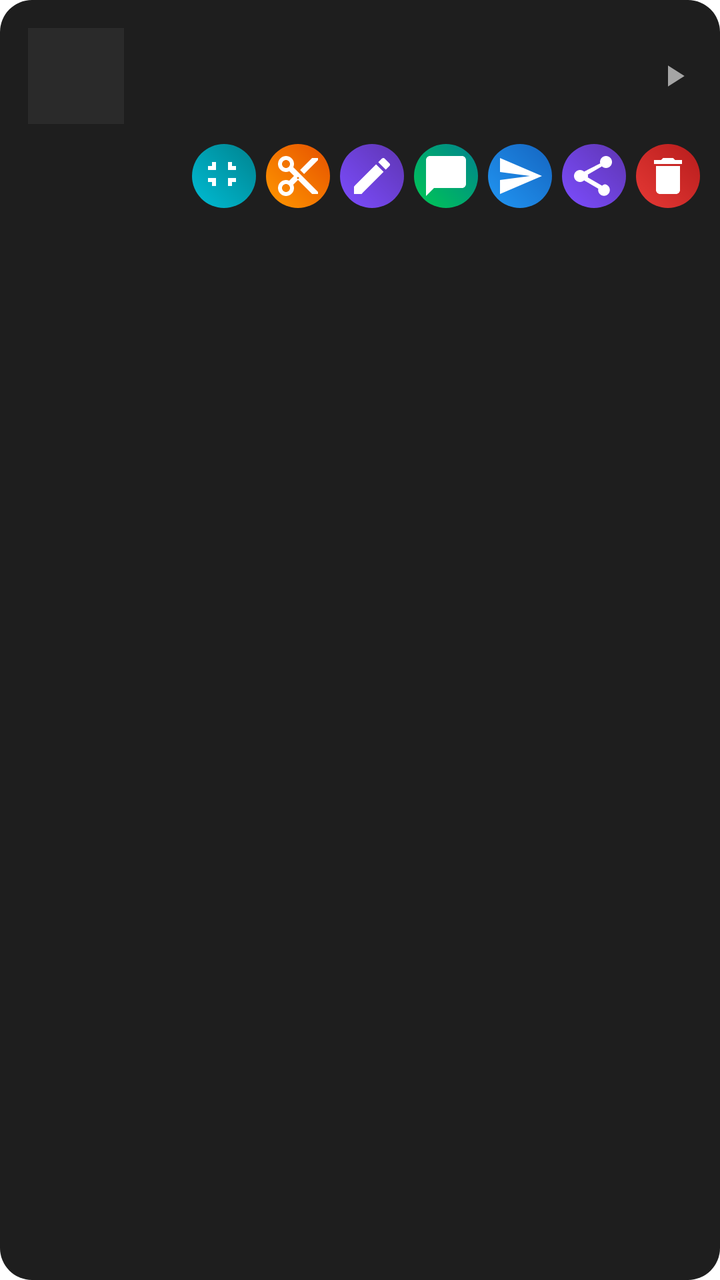
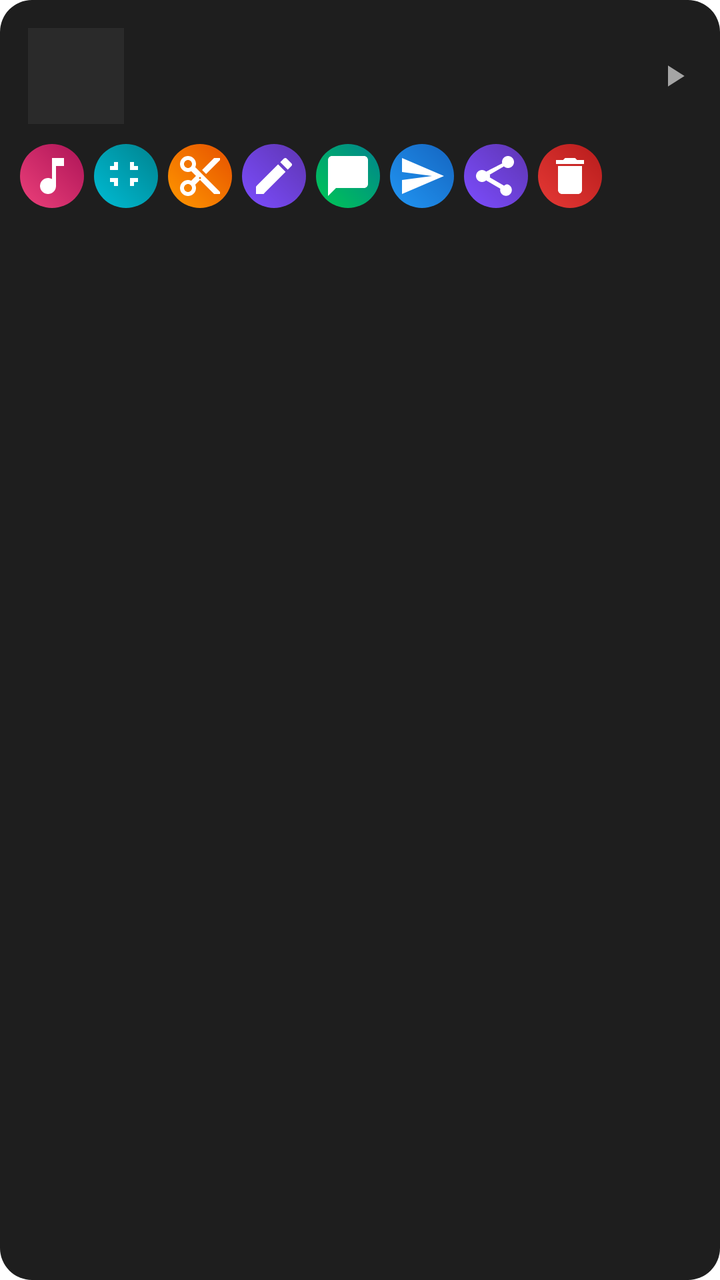

The first picture is an Android layout as it rendered before a commit; the second is the same layout after the commit. The layout source and the unified diff follow.
<!-- AndroidManifest.xml: application theme Theme.ScreenRecorder -->
<!-- res/layout/item_video.xml -->
<?xml version="1.0" encoding="utf-8"?>
<LinearLayout xmlns:android="http://schemas.android.com/apk/res/android"
    android:layout_width="match_parent"
    android:layout_height="wrap_content"
    android:orientation="vertical"
    android:background="@drawable/bg_card"
    android:layout_marginBottom="8dp"
    android:padding="10dp">

    <LinearLayout
        android:id="@+id/itemClickArea"
        android:layout_width="match_parent"
        android:layout_height="wrap_content"
        android:orientation="horizontal"
        android:gravity="center_vertical"
        android:clickable="true"
        android:focusable="true"
        android:background="?attr/selectableItemBackground"
        android:padding="4dp">

        <ImageView
            android:id="@+id/thumbnail"
            android:layout_width="48dp"
            android:layout_height="48dp"
            android:scaleType="centerCrop"
            android:background="#2A2A2A"
            android:layout_marginEnd="10dp" />

        <TextView
            android:id="@+id/fileName"
            android:layout_width="0dp"
            android:layout_height="wrap_content"
            android:layout_weight="1"
            android:textColor="#FFFFFF"
            android:textSize="13sp" />

        <ImageView
            android:layout_width="18dp"
            android:layout_height="18dp"
            android:src="@drawable/ic_play"
            android:alpha="0.6" />
    </LinearLayout>

    <LinearLayout
        android:layout_width="match_parent"
        android:layout_height="wrap_content"
        android:orientation="horizontal"
        android:gravity="end"
        android:layout_marginTop="6dp">

        <ImageButton
            android:id="@+id/compressButton"
            android:layout_width="32dp"
            android:layout_height="32dp"
            android:layout_marginEnd="5dp"
            android:padding="7dp"
            android:background="@drawable/bg_round_teal"
            android:src="@drawable/ic_compress" />

        <ImageButton
            android:id="@+id/trimButton"
            android:layout_width="32dp"
            android:layout_height="32dp"
            android:layout_marginEnd="5dp"
            android:padding="7dp"
            android:background="@drawable/bg_round_orange"
            android:src="@drawable/ic_scissors" />

        <ImageButton
            android:id="@+id/renameButton"
            android:layout_width="32dp"
            android:layout_height="32dp"
            android:layout_marginEnd="5dp"
            android:padding="7dp"
            android:background="@drawable/bg_round_purple"
            android:src="@drawable/ic_pen" />

        <ImageButton
            android:id="@+id/whatsappButton"
            android:layout_width="32dp"
            android:layout_height="32dp"
            android:layout_marginEnd="5dp"
            android:padding="7dp"
            android:background="@drawable/bg_round_green"
            android:src="@drawable/ic_chat" />

        <ImageButton
            android:id="@+id/telegramButton"
            android:layout_width="32dp"
            android:layout_height="32dp"
            android:layout_marginEnd="5dp"
            android:padding="7dp"
            android:background="@drawable/bg_round_blue"
            android:src="@drawable/ic_send" />

        <ImageButton
            android:id="@+id/shareButton"
            android:layout_width="32dp"
            android:layout_height="32dp"
            android:layout_marginEnd="5dp"
            android:padding="7dp"
            android:background="@drawable/bg_round_purple"
            android:src="@drawable/ic_share" />

        <ImageButton
            android:id="@+id/deleteButton"
            android:layout_width="32dp"
            android:layout_height="32dp"
            android:padding="7dp"
            android:background="@drawable/bg_round_red"
            android:src="@drawable/ic_trash" />

    </LinearLayout>

</LinearLayout>
<!-- resources referenced by this layout -->
<resources>
  <!-- drawable bg_card (drawable) -->
  <?xml version="1.0" encoding="utf-8"?>
  <shape xmlns:android="http://schemas.android.com/apk/res/android" android:shape="rectangle">
      <solid android:color="#1E1E1E" />
      <corners android:radius="16dp" />
  </shape>
  <!-- drawable bg_round_blue (drawable) -->
  <shape xmlns:android="http://schemas.android.com/apk/res/android" android:shape="oval">
      <gradient android:angle="45" android:startColor="#2196F3" android:endColor="#1565C0"/>
  </shape>
  <!-- drawable bg_round_green (drawable) -->
  <shape xmlns:android="http://schemas.android.com/apk/res/android" android:shape="oval">
      <gradient android:angle="45" android:startColor="#00C853" android:endColor="#00838F"/>
  </shape>
  <!-- drawable bg_round_orange (drawable) -->
  <shape xmlns:android="http://schemas.android.com/apk/res/android" android:shape="oval">
      <gradient android:angle="45" android:startColor="#FF9800" android:endColor="#E65100"/>
  </shape>
  <!-- drawable bg_round_purple (drawable) -->
  <shape xmlns:android="http://schemas.android.com/apk/res/android" android:shape="oval">
      <gradient android:angle="45" android:startColor="#7C4DFF" android:endColor="#5E35B1"/>
  </shape>
  <!-- drawable bg_round_red (drawable) -->
  <shape xmlns:android="http://schemas.android.com/apk/res/android" android:shape="oval">
      <gradient android:angle="45" android:startColor="#E53935" android:endColor="#B71C1C"/>
  </shape>
  <!-- drawable bg_round_teal (drawable) -->
  <shape xmlns:android="http://schemas.android.com/apk/res/android" android:shape="oval">
      <gradient android:angle="45" android:startColor="#00BCD4" android:endColor="#00838F"/>
  </shape>
  <!-- drawable ic_compress (drawable) -->
  <vector xmlns:android="http://schemas.android.com/apk/res/android" android:width="24dp" android:height="24dp" android:viewportWidth="24" android:viewportHeight="24">
      <path android:fillColor="#FFFFFF" android:pathData="M4,9h4V5H6v2H4v2zM14,5v4h4V7h-2V5h-2zM4,15h2v2h2v-4H4v2zM16,17v-2h2v-2h-4v4h2z"/>
  </vector>
  <!-- drawable ic_play (drawable) -->
  <vector xmlns:android="http://schemas.android.com/apk/res/android" android:width="24dp" android:height="24dp" android:viewportWidth="24" android:viewportHeight="24">
      <path android:fillColor="#FFFFFF" android:pathData="M8,5v14l11,-7z"/>
  </vector>
  <!-- drawable ic_send (drawable) -->
  <vector xmlns:android="http://schemas.android.com/apk/res/android" android:width="24dp" android:height="24dp" android:viewportWidth="24" android:viewportHeight="24">
      <path android:fillColor="#FFFFFF" android:pathData="M2.01,21L23,12 2.01,3 2,10l15,2 -15,2z"/>
  </vector>
  <style name="Theme.ScreenRecorder" parent="Theme.MaterialComponents.DayNight.NoActionBar" />
  <!-- unchanged entries left out for length: 5 -->
</resources>

<!-- the commit's change to res/layout/item_video.xml (unified diff, before → after) -->
@@ -17,6 +17,16 @@
         android:focusable="true"
         android:background="?attr/selectableItemBackground"
         android:padding="4dp">
+
+        <ImageView
+            android:id="@+id/checkIcon"
+            android:layout_width="24dp"
+            android:layout_height="24dp"
+            android:layout_marginEnd="8dp"
+            android:src="@drawable/ic_check"
+            android:background="@drawable/bg_round_purple"
+            android:padding="4dp"
+            android:visibility="gone" />
 
         <ImageView
             android:id="@+id/thumbnail"
@@ -41,75 +51,89 @@
             android:alpha="0.6" />
     </LinearLayout>
 
-    <LinearLayout
+    <HorizontalScrollView
         android:layout_width="match_parent"
         android:layout_height="wrap_content"
-        android:orientation="horizontal"
-        android:gravity="end"
+        android:scrollbars="none"
         android:layout_marginTop="6dp">
 
-        <ImageButton
-            android:id="@+id/compressButton"
-            android:layout_width="32dp"
-            android:layout_height="32dp"
-            android:layout_marginEnd="5dp"
-            android:padding="7dp"
-            android:background="@drawable/bg_round_teal"
-            android:src="@drawable/ic_compress" />
+        <LinearLayout
+            android:layout_width="wrap_content"
+            android:layout_height="wrap_content"
+            android:orientation="horizontal">
 
-        <ImageButton
-            android:id="@+id/trimButton"
-            android:layout_width="32dp"
-            android:layout_height="32dp"
-            android:layout_marginEnd="5dp"
-            android:padding="7dp"
-            android:background="@drawable/bg_round_orange"
-            android:src="@drawable/ic_scissors" />
+            <ImageButton
+                android:id="@+id/musicButton"
+                android:layout_width="32dp"
+                android:layout_height="32dp"
+                android:layout_marginEnd="5dp"
+                android:padding="7dp"
+                android:background="@drawable/bg_round_pink"
+                android:src="@drawable/ic_music" />
 
-        <ImageButton
-            android:id="@+id/renameButton"
-            android:layout_width="32dp"
-            android:layout_height="32dp"
-            android:layout_marginEnd="5dp"
-            android:padding="7dp"
-            android:background="@drawable/bg_round_purple"
-            android:src="@drawable/ic_pen" />
+            <ImageButton
+                android:id="@+id/compressButton"
+                android:layout_width="32dp"
+                android:layout_height="32dp"
+                android:layout_marginEnd="5dp"
+                android:padding="7dp"
+                android:background="@drawable/bg_round_teal"
+                android:src="@drawable/ic_compress" />
 
-        <ImageButton
-            android:id="@+id/whatsappButton"
-            android:layout_width="32dp"
-            android:layout_height="32dp"
-            android:layout_marginEnd="5dp"
-            android:padding="7dp"
-            android:background="@drawable/bg_round_green"
-            android:src="@drawable/ic_chat" />
+            <ImageButton
+                android:id="@+id/trimButton"
+                android:layout_width="32dp"
+                android:layout_height="32dp"
+                android:layout_marginEnd="5dp"
+                android:padding="7dp"
+                android:background="@drawable/bg_round_orange"
+                android:src="@drawable/ic_scissors" />
 
-        <ImageButton
-            android:id="@+id/telegramButton"
-            android:layout_width="32dp"
-            android:layout_height="32dp"
-            android:layout_marginEnd="5dp"
-            android:padding="7dp"
-            android:background="@drawable/bg_round_blue"
-            android:src="@drawable/ic_send" />
+            <ImageButton
+                android:id="@+id/renameButton"
+                android:layout_width="32dp"
+                android:layout_height="32dp"
+                android:layout_marginEnd="5dp"
+                android:padding="7dp"
+                android:background="@drawable/bg_round_purple"
+                android:src="@drawable/ic_pen" />
 
-        <ImageButton
-            android:id="@+id/shareButton"
-            android:layout_width="32dp"
-            android:layout_height="32dp"
-            android:layout_marginEnd="5dp"
-            android:padding="7dp"
-            android:background="@drawable/bg_round_purple"
-            android:src="@drawable/ic_share" />
+            <ImageButton
+                android:id="@+id/whatsappButton"
+                android:layout_width="32dp"
+                android:layout_height="32dp"
+                android:layout_marginEnd="5dp"
+                android:padding="7dp"
+                android:background="@drawable/bg_round_green"
+                android:src="@drawable/ic_chat" />
 
-        <ImageButton
-            android:id="@+id/deleteButton"
-            android:layout_width="32dp"
-            android:layout_height="32dp"
-            android:padding="7dp"
-            android:background="@drawable/bg_round_red"
-            android:src="@drawable/ic_trash" />
+            <ImageButton
+                android:id="@+id/telegramButton"
+                android:layout_width="32dp"
+                android:layout_height="32dp"
+                android:layout_marginEnd="5dp"
+                android:padding="7dp"
+                android:background="@drawable/bg_round_blue"
+                android:src="@drawable/ic_send" />
 
-    </LinearLayout>
+            <ImageButton
+                android:id="@+id/shareButton"
+                android:layout_width="32dp"
+                android:layout_height="32dp"
+                android:layout_marginEnd="5dp"
+                android:padding="7dp"
+                android:background="@drawable/bg_round_purple"
+                android:src="@drawable/ic_share" />
+
+            <ImageButton
+                android:id="@+id/deleteButton"
+                android:layout_width="32dp"
+                android:layout_height="32dp"
+                android:padding="7dp"
+                android:background="@drawable/bg_round_red"
+                android:src="@drawable/ic_trash" />
+
+        </LinearLayout>
+    </HorizontalScrollView>
 
 </LinearLayout>
<!-- resource entries referenced after the edit -->
@@ -18,6 +18,10 @@
   <shape xmlns:android="http://schemas.android.com/apk/res/android" android:shape="oval">
       <gradient android:angle="45" android:startColor="#FF9800" android:endColor="#E65100"/>
   </shape>
+  <!-- drawable bg_round_pink (drawable) -->
+  <shape xmlns:android="http://schemas.android.com/apk/res/android" android:shape="oval">
+      <gradient android:angle="45" android:startColor="#EC407A" android:endColor="#AD1457"/>
+  </shape>
   <!-- drawable bg_round_purple (drawable) -->
   <shape xmlns:android="http://schemas.android.com/apk/res/android" android:shape="oval">
       <gradient android:angle="45" android:startColor="#7C4DFF" android:endColor="#5E35B1"/>
@@ -30,9 +34,17 @@
   <shape xmlns:android="http://schemas.android.com/apk/res/android" android:shape="oval">
       <gradient android:angle="45" android:startColor="#00BCD4" android:endColor="#00838F"/>
   </shape>
+  <!-- drawable ic_check (drawable) -->
+  <vector xmlns:android="http://schemas.android.com/apk/res/android" android:width="24dp" android:height="24dp" android:viewportWidth="24" android:viewportHeight="24">
+      <path android:fillColor="#FFFFFF" android:pathData="M9,16.17L4.83,12l-1.42,1.41L9,19 21,7l-1.41,-1.41z"/>
+  </vector>
   <!-- drawable ic_compress (drawable) -->
   <vector xmlns:android="http://schemas.android.com/apk/res/android" android:width="24dp" android:height="24dp" android:viewportWidth="24" android:viewportHeight="24">
       <path android:fillColor="#FFFFFF" android:pathData="M4,9h4V5H6v2H4v2zM14,5v4h4V7h-2V5h-2zM4,15h2v2h2v-4H4v2zM16,17v-2h2v-2h-4v4h2z"/>
+  </vector>
+  <!-- drawable ic_music (drawable) -->
+  <vector xmlns:android="http://schemas.android.com/apk/res/android" android:width="24dp" android:height="24dp" android:viewportWidth="24" android:viewportHeight="24">
+      <path android:fillColor="#FFFFFF" android:pathData="M12,3v10.55c-0.59,-0.34 -1.27,-0.55 -2,-0.55 -2.21,0 -4,1.79 -4,4s1.79,4 4,4 4,-1.79 4,-4V7h4V3h-6z"/>
   </vector>
   <!-- drawable ic_play (drawable) -->
   <vector xmlns:android="http://schemas.android.com/apk/res/android" android:width="24dp" android:height="24dp" android:viewportWidth="24" android:viewportHeight="24">
